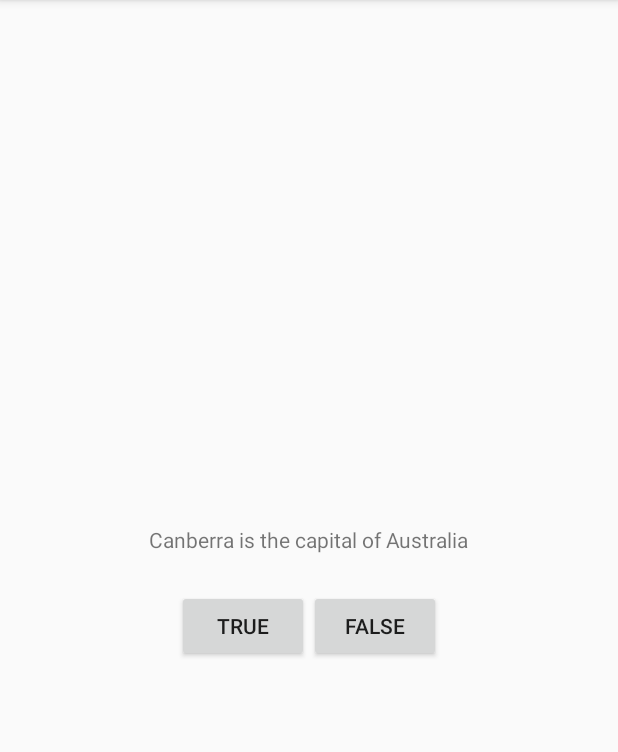
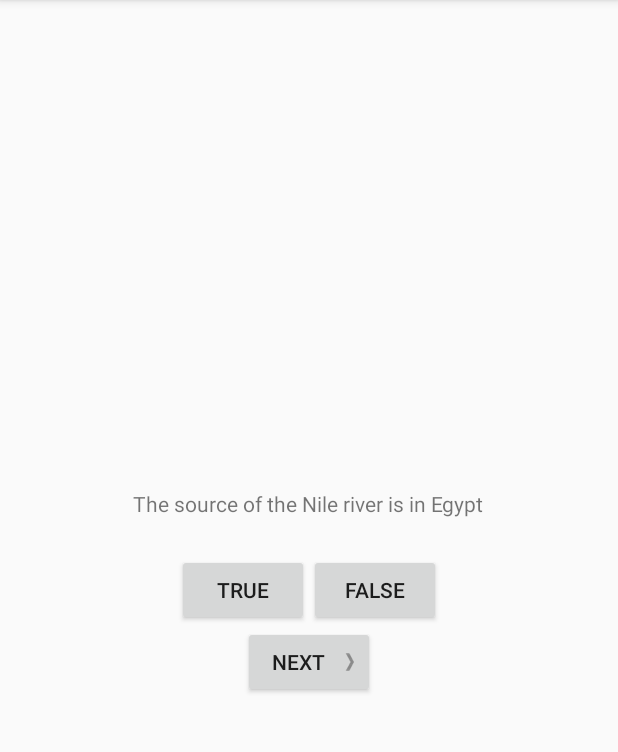
Before and after one commit to awainright/GeoQuiz, an Android app: the screen it shows after launch (MainActivity), after a tap on "FALSE", on a phone screen of 412 x 824 dp, the part 84-836 px from its top. Run offline under Robolectric (Android 15) with nearby library versions, the phone set to English and light mode, and no system bars.

Commit message:
Chapter 2

```diff
--- a/GeoQuiz/app/src/main/java/com/example/geoquiz/MainActivity.kt
+++ b/GeoQuiz/app/src/main/java/com/example/geoquiz/MainActivity.kt
@@ -4,27 +4,58 @@ import androidx.appcompat.app.AppCompatActivity
 import android.os.Bundle
 import android.widget.Button
 import android.widget.Toast
+import android.widget.TextView
 
 class MainActivity : AppCompatActivity() {
     private lateinit var trueButton: Button
     private lateinit var falseButton: Button
+    private lateinit var nextButton: Button
+    private lateinit var questionTextView: TextView
+    private val questionBank = listOf(
+        Question(R.string.question_africa, false),
+        Question(R.string.question_americas,true),
+        Question(R.string.question_asia,true),
+        Question(R.string.question_australia, true),
+        Question(R.string.question_mideast, false),
+        Question(R.string.question_oceans,true)
+    )
+    private var currentIndex = 0
     override fun onCreate(savedInstanceState: Bundle?) {
         super.onCreate(savedInstanceState)
         setContentView(R.layout.activity_main)
 
         trueButton = findViewById(R.id.true_button)
         falseButton = findViewById(R.id.false_button)
+        nextButton = findViewById(R.id.next_button)
+        questionTextView = findViewById(R.id.question_text_view)
+
 
         trueButton.setOnClickListener { view ->
-            Toast.makeText(
-                this,R.string.correct_toast,Toast.LENGTH_SHORT
-            ).show()
+            checkAnswer(true)
         }
         falseButton.setOnClickListener { view ->
-            Toast.makeText(
-                this,R.string.incorrect_toast,Toast.LENGTH_SHORT
-            ).show()
+           checkAnswer(false)
+        }
+        nextButton.setOnClickListener {
+            currentIndex =(currentIndex + 1) % questionBank.size
+            updateQuestion()
         }
 
+        updateQuestion()
+
+    }
+
+    private fun updateQuestion() {
+        val questionTextResId = questionBank[currentIndex].textResId
+        questionTextView.setText(questionTextResId)
+    }
+    private fun checkAnswer(userAnswer: Boolean) {
+        val correctAnswer = questionBank[currentIndex].answer
+        val messageId = if (userAnswer == correctAnswer) {
+            R.string.correct_toast
+        } else {
+            R.string.incorrect_toast
+        }
+        Toast.makeText(this, messageId, Toast.LENGTH_SHORT).show()
     }
 }
--- a/GeoQuiz/app/src/main/java/com/example/geoquiz/Question.kt
+++ b/GeoQuiz/app/src/main/java/com/example/geoquiz/Question.kt
@@ -1,4 +1,6 @@
 package com.example.geoquiz
 
-class Question {
+import androidx.annotation.StringRes
+
+data class Question(@StringRes val textResId: Int, val answer: Boolean) {
 }
--- a/GeoQuiz/app/src/main/res/layout/activity_main.xml
+++ b/GeoQuiz/app/src/main/res/layout/activity_main.xml
@@ -1,14 +1,19 @@
 <?xml version="1.0" encoding="utf-8"?>
 <LinearLayout xmlns:android="http://schemas.android.com/apk/res/android"
+    xmlns:tools="http://schemas.android.com/tools"
     android:layout_width="match_parent"
     android:layout_height="match_parent"
     android:gravity="center"
     android:orientation="vertical">
+
     <TextView
+        android:id="@+id/question_text_view"
         android:layout_width="wrap_content"
         android:layout_height="wrap_content"
         android:padding="24dp"
-        android:text="@string/question_text" />
+        android:layout_gravity="center"
+        tools:text="@string/question_australia" />
+
     <LinearLayout
         android:layout_width="wrap_content"
         android:layout_height="wrap_content"
@@ -25,5 +30,14 @@
             android:text="@string/false_button" />
 
     </LinearLayout>
+    <Button
+        android:id="@+id/next_button"
+        android:layout_width="wrap_content"
+        android:layout_height="wrap_content"
+        android:text="@string/next_button"
+        android:drawableEnd="@drawable/arrow_right"
+        android:drawablePadding="4dp"
+        />
+
 
 </LinearLayout>
--- a/GeoQuiz/app/src/main/res/values/strings.xml
+++ b/GeoQuiz/app/src/main/res/values/strings.xml
@@ -1,8 +1,15 @@
 <resources>
     <string name="app_name">GeoQuiz</string>
-    <string name="question_text">Canberra is the capital of Australia</string>
     <string name="true_button">TRUE</string>
     <string name="false_button">FALSE</string>
     <string name="correct_toast">Correct!</string>
     <string name="incorrect_toast">Incorrect!</string>
+    <string name="next_button">Next</string>
+    <string name="question_oceans">The pacific ocean is larger than the atlantic</string>
+    <string name="question_mideast">The Suez canal connects the red sea and the indian ocean</string>
+    <string name="question_africa">The source of the Nile river is in Egypt</string>
+    <string name="question_americas">The Amazon river is the longest river in the world.</string>
+    <string name="question_asia">Lake Baikal is the world\'s oldest and deepest freshwater lake.</string>
+    <string name="question_australia">Canberra is the capital of Australia</string>
+
 </resources>
```
Also changed, not shown: GeoQuiz/app/src/main/res/drawable-hdpi/arrow_left.png (added), GeoQuiz/app/src/main/res/drawable-hdpi/arrow_right.png (added), GeoQuiz/app/src/main/res/drawable-mdpi/arrow_left.png (added), GeoQuiz/app/src/main/res/drawable-mdpi/arrow_right.png (added), GeoQuiz/app/src/main/res/drawable-xhdpi/arrow_left.png (added), GeoQuiz/app/src/main/res/drawable-xhdpi/arrow_right.png (added), GeoQuiz/app/src/main/res/drawable-xxhdpi/arrow_left.png (added), GeoQuiz/app/src/main/res/drawable-xxhdpi/arrow_right.png (added), GeoQuiz/app/src/main/res/drawable-xxxhdpi/arrow_left.png (added), GeoQuiz/app/src/main/res/drawable-xxxhdpi/arrow_right.png (added).
